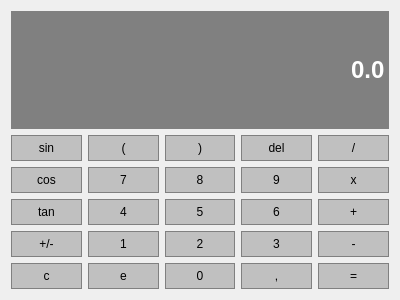
Qt form IniNamaAplikasiNotepad/Ini_Nama_Aplikasi_Notepad/calculator.ui (fernandezlee942-sys/Ini-Nama-Aplikasi-Notepad) before a commit.
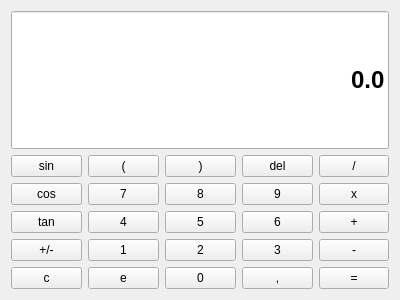
The same form after that commit.

What changed in the file:
```diff
--- a/IniNamaAplikasiNotepad/Ini_Nama_Aplikasi_Notepad/calculator.ui
+++ b/IniNamaAplikasiNotepad/Ini_Nama_Aplikasi_Notepad/calculator.ui
@@ -35,17 +35,7 @@
       </sizepolicy>
      </property>
      <property name="styleSheet">
-      <string notr="true">QPushButton {
-	background-color: #C0C0C0;
-	border : 1px solid gray;
-	padding: 5px;
-}
-
-QPushButton:pressed {
-	background-color: #A9A9A9;
-	border : 1px solid gray;
-	padding: 5px;
-}</string>
+      <string notr="true"/>
      </property>
      <property name="text">
       <string>2</string>
@@ -61,17 +51,7 @@
       </sizepolicy>
      </property>
      <property name="styleSheet">
-      <string notr="true">QPushButton {
-	background-color: #C0C0C0;
-	border : 1px solid gray;
-	padding: 5px;
-}
-
-QPushButton:pressed {
-	background-color: #A9A9A9;
-	border : 1px solid gray;
-	padding: 5px;
-}</string>
+      <string notr="true"/>
      </property>
      <property name="text">
       <string>e</string>
@@ -87,17 +67,7 @@
       </sizepolicy>
      </property>
      <property name="styleSheet">
-      <string notr="true">QPushButton {
-	background-color: #C0C0C0;
-	border : 1px solid gray;
-	padding: 5px;
-}
-
-QPushButton:pressed {
-	background-color: #A9A9A9;
-	border : 1px solid gray;
-	padding: 5px;
-}</string>
+      <string notr="true"/>
      </property>
      <property name="text">
       <string>cos</string>
@@ -113,17 +83,7 @@
       </sizepolicy>
      </property>
      <property name="styleSheet">
-      <string notr="true">QPushButton {
-	background-color: #C0C0C0;
-	border : 1px solid gray;
-	padding: 5px;
-}
-
-QPushButton:pressed {
-	background-color: #A9A9A9;
-	border : 1px solid gray;
-	padding: 5px;
-}</string>
+      <string notr="true"/>
      </property>
      <property name="text">
       <string>,</string>
@@ -139,17 +99,7 @@
       </sizepolicy>
      </property>
      <property name="styleSheet">
-      <string notr="true">QPushButton {
-	background-color: #C0C0C0;
-	border : 1px solid gray;
-	padding: 5px;
-}
-
-QPushButton:pressed {
-	background-color: #A9A9A9;
-	border : 1px solid gray;
-	padding: 5px;
-}</string>
+      <string notr="true"/>
      </property>
      <property name="text">
       <string>+/-</string>
@@ -165,17 +115,7 @@
       </sizepolicy>
      </property>
      <property name="styleSheet">
-      <string notr="true">QPushButton {
-	background-color: #C0C0C0;
-	border : 1px solid gray;
-	padding: 5px;
-}
-
-QPushButton:pressed {
-	background-color: #A9A9A9;
-	border : 1px solid gray;
-	padding: 5px;
-}</string>
+      <string notr="true"/>
      </property>
      <property name="text">
       <string>tan</string>
@@ -198,12 +138,7 @@
       </font>
      </property>
      <property name="styleSheet">
-      <string notr="true">QLineEdit {
-	background-color: gray;
-	border : 1px solid gray;
-	color: #ffffff;
-}
-</string>
+      <string notr="true"/>
      </property>
      <property name="text">
       <string>0.0</string>
@@ -222,17 +157,7 @@
       </sizepolicy>
      </property>
      <property name="styleSheet">
-      <string notr="true">QPushButton {
-	background-color: #C0C0C0;
-	border : 1px solid gray;
-	padding: 5px;
-}
-
-QPushButton:pressed {
-	background-color: #A9A9A9;
-	border : 1px solid gray;
-	padding: 5px;
-}</string>
+      <string notr="true"/>
      </property>
      <property name="text">
       <string>9</string>
@@ -248,17 +173,7 @@
       </sizepolicy>
      </property>
      <property name="styleSheet">
-      <string notr="true">QPushButton {
-	background-color: #C0C0C0;
-	border : 1px solid gray;
-	padding: 5px;
-}
-
-QPushButton:pressed {
-	background-color: #A9A9A9;
-	border : 1px solid gray;
-	padding: 5px;
-}</string>
+      <string notr="true"/>
      </property>
      <property name="text">
       <string>4</string>
@@ -274,17 +189,7 @@
       </sizepolicy>
      </property>
      <property name="styleSheet">
-      <string notr="true">QPushButton {
-	background-color: #C0C0C0;
-	border : 1px solid gray;
-	padding: 5px;
-}
-
-QPushButton:pressed {
-	background-color: #A9A9A9;
-	border : 1px solid gray;
-	padding: 5px;
-}</string>
+      <string notr="true"/>
      </property>
      <property name="text">
       <string>5</string>
@@ -300,17 +205,7 @@
       </sizepolicy>
      </property>
      <property name="styleSheet">
-      <string notr="true">QPushButton {
-	background-color: #C0C0C0;
-	border : 1px solid gray;
-	padding: 5px;
-}
-
-QPushButton:pressed {
-	background-color: #A9A9A9;
-	border : 1px solid gray;
-	padding: 5px;
-}</string>
+      <string notr="true"/>
      </property>
      <property name="text">
       <string>-</string>
@@ -326,17 +221,7 @@
       </sizepolicy>
      </property>
      <property name="styleSheet">
-      <string notr="true">QPushButton {
-	background-color: #C0C0C0;
-	border : 1px solid gray;
-	padding: 5px;
-}
-
-QPushButton:pressed {
-	background-color: #A9A9A9;
-	border : 1px solid gray;
-	padding: 5px;
-}</string>
+      <string notr="true"/>
      </property>
      <property name="text">
       <string>=</string>
@@ -352,17 +237,7 @@
       </sizepolicy>
      </property>
      <property name="styleSheet">
-      <string notr="true">QPushButton {
-	background-color: #C0C0C0;
-	border : 1px solid gray;
-	padding: 5px;
-}
-
-QPushButton:pressed {
-	background-color: #A9A9A9;
-	border : 1px solid gray;
-	padding: 5px;
-}</string>
+      <string notr="true"/>
      </property>
      <property name="text">
       <string>x</string>
@@ -378,17 +253,7 @@
       </sizepolicy>
      </property>
      <property name="styleSheet">
-      <string notr="true">QPushButton {
-	background-color: #C0C0C0;
-	border : 1px solid gray;
-	padding: 5px;
-}
-
-QPushButton:pressed {
-	background-color: #A9A9A9;
-	border : 1px solid gray;
-	padding: 5px;
-}</string>
+      <string notr="true"/>
      </property>
      <property name="text">
       <string>6</string>
@@ -404,17 +269,7 @@
       </sizepolicy>
      </property>
      <property name="styleSheet">
-      <string notr="true">QPushButton {
-	background-color: #C0C0C0;
-	border : 1px solid gray;
-	padding: 5px;
-}
-
-QPushButton:pressed {
-	background-color: #A9A9A9;
-	border : 1px solid gray;
-	padding: 5px;
-}</string>
+      <string notr="true"/>
      </property>
      <property name="text">
       <string>7</string>
@@ -430,17 +285,7 @@
       </sizepolicy>
      </property>
      <property name="styleSheet">
-      <string notr="true">QPushButton {
-	background-color: #C0C0C0;
-	border : 1px solid gray;
-	padding: 5px;
-}
-
-QPushButton:pressed {
-	background-color: #A9A9A9;
-	border : 1px solid gray;
-	padding: 5px;
-}</string>
+      <string notr="true"/>
      </property>
      <property name="text">
       <string>c</string>
@@ -456,17 +301,7 @@
       </sizepolicy>
      </property>
      <property name="styleSheet">
-      <string notr="true">QPushButton {
-	background-color: #C0C0C0;
-	border : 1px solid gray;
-	padding: 5px;
-}
-
-QPushButton:pressed {
-	background-color: #A9A9A9;
-	border : 1px solid gray;
-	padding: 5px;
-}</string>
+      <string notr="true"/>
      </property>
      <property name="text">
       <string>3</string>
@@ -482,17 +317,7 @@
       </sizepolicy>
      </property>
      <property name="styleSheet">
-      <string notr="true">QPushButton {
-	background-color: #C0C0C0;
-	border : 1px solid gray;
-	padding: 5px;
-}
-
-QPushButton:pressed {
-	background-color: #A9A9A9;
-	border : 1px solid gray;
-	padding: 5px;
-}</string>
+      <string notr="true"/>
      </property>
      <property name="text">
       <string>1</string>
@@ -508,17 +333,7 @@
       </sizepolicy>
      </property>
      <property name="styleSheet">
-      <string notr="true">QPushButton {
-	background-color: #C0C0C0;
-	border : 1px solid gray;
-	padding: 5px;
-}
-
-QPushButton:pressed {
-	background-color: #A9A9A9;
-	border : 1px solid gray;
-	padding: 5px;
-}</string>
+      <string notr="true"/>
      </property>
      <property name="text">
       <string>0</string>
@@ -534,17 +349,7 @@
       </sizepolicy>
      </property>
      <property name="styleSheet">
-      <string notr="true">QPushButton {
-	background-color: #C0C0C0;
-	border : 1px solid gray;
-	padding: 5px;
-}
-
-QPushButton:pressed {
-	background-color: #A9A9A9;
-	border : 1px solid gray;
-	padding: 5px;
-}</string>
+      <string notr="true"/>
      </property>
      <property name="text">
       <string>8</string>
@@ -560,17 +365,7 @@
       </sizepolicy>
      </property>
      <property name="styleSheet">
-      <string notr="true">QPushButton {
-	background-color: #C0C0C0;
-	border : 1px solid gray;
-	padding: 5px;
-}
-
-QPushButton:pressed {
-	background-color: #A9A9A9;
-	border : 1px solid gray;
-	padding: 5px;
-}</string>
+      <string notr="true"/>
      </property>
      <property name="text">
       <string>+</string>
@@ -586,17 +381,7 @@
       </sizepolicy>
      </property>
      <property name="styleSheet">
-      <string notr="true">QPushButton {
-	background-color: #C0C0C0;
-	border : 1px solid gray;
-	padding: 5px;
-}
-
-QPushButton:pressed {
-	background-color: #A9A9A9;
-	border : 1px solid gray;
-	padding: 5px;
-}</string>
+      <string notr="true"/>
      </property>
      <property name="text">
       <string>sin</string>
@@ -612,17 +397,7 @@
       </sizepolicy>
      </property>
      <property name="styleSheet">
-      <string notr="true">QPushButton {
-	background-color: #C0C0C0;
-	border : 1px solid gray;
-	padding: 5px;
-}
-
-QPushButton:pressed {
-	background-color: #A9A9A9;
-	border : 1px solid gray;
-	padding: 5px;
-}</string>
+      <string notr="true"/>
      </property>
      <property name="text">
       <string>(</string>
@@ -638,17 +413,7 @@
       </sizepolicy>
      </property>
      <property name="styleSheet">
-      <string notr="true">QPushButton {
-	background-color: #C0C0C0;
-	border : 1px solid gray;
-	padding: 5px;
-}
-
-QPushButton:pressed {
-	background-color: #A9A9A9;
-	border : 1px solid gray;
-	padding: 5px;
-}</string>
+      <string notr="true"/>
      </property>
      <property name="text">
       <string>)</string>
@@ -664,17 +429,7 @@
       </sizepolicy>
      </property>
      <property name="styleSheet">
-      <string notr="true">QPushButton {
-	background-color: #C0C0C0;
-	border : 1px solid gray;
-	padding: 5px;
-}
-
-QPushButton:pressed {
-	background-color: #A9A9A9;
-	border : 1px solid gray;
-	padding: 5px;
-}</string>
+      <string notr="true"/>
      </property>
      <property name="text">
       <string>del</string>
@@ -690,17 +445,7 @@
       </sizepolicy>
      </property>
      <property name="styleSheet">
-      <string notr="true">QPushButton {
-	background-color: #C0C0C0;
-	border : 1px solid gray;
-	padding: 5px;
-}
-
-QPushButton:pressed {
-	background-color: #A9A9A9;
-	border : 1px solid gray;
-	padding: 5px;
-}</string>
+      <string notr="true"/>
      </property>
      <property name="text">
       <string>/</string>
```
Left out of the diff: 3 changed lines with no effect on the pictures.
